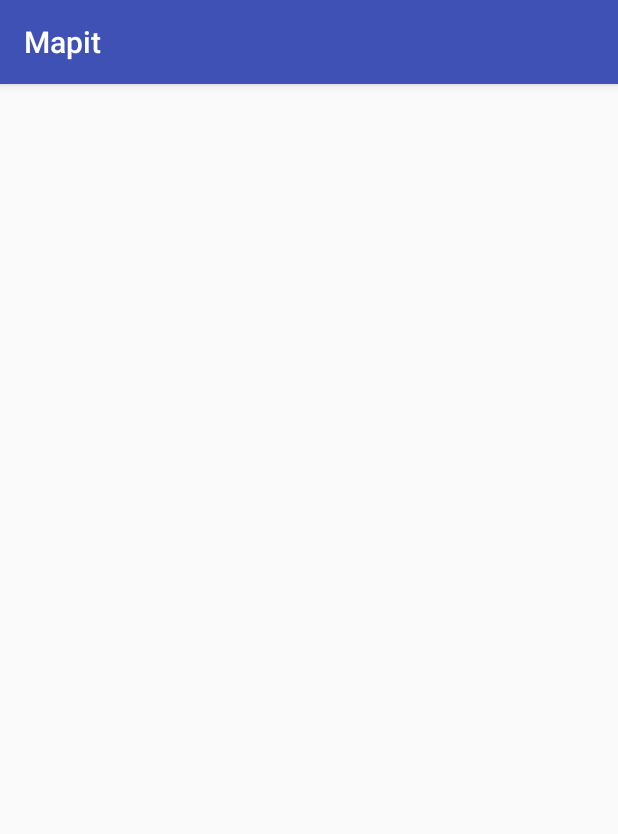
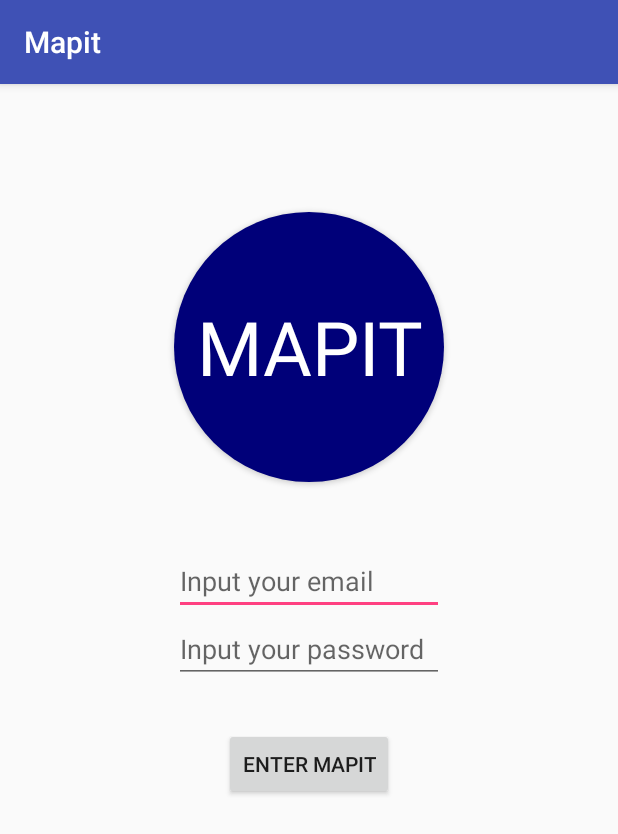
Before and after one commit to ericl0118/Mapit-master, an Android app: the LoginActivity screen opened directly, with no data from a screen before it, on a phone screen of 412 x 824 dp. Shown: the top 834 px of the screen. Run offline under Robolectric (Android 15) with nearby library versions, the phone set to English and light mode, and no system bars; libraries missing offline, so code that uses them is left out: com.firebase.client; 1 statement that could not run was skipped.

Commit message:
add logout in the drawer menu fixed login

```diff
--- a/app/src/main/java/com/example/chagnoda/mapit/LoginActivity.java
+++ b/app/src/main/java/com/example/chagnoda/mapit/LoginActivity.java
@@ -1,23 +1,86 @@
 package com.example.chagnoda.mapit;
 
+import android.content.Intent;
+import android.database.Cursor;
+import android.graphics.Bitmap;
+import android.graphics.BitmapFactory;
+import android.media.Image;
+import android.net.Uri;
 import android.os.Bundle;
+import android.provider.MediaStore;
 import android.support.v7.app.AppCompatActivity;
+import android.view.View;
+import android.widget.Button;
+import android.widget.ImageButton;
+import android.widget.TextView;
+import android.widget.Toast;
+
+import com.firebase.client.AuthData;
+import com.firebase.client.Firebase;
+import com.firebase.client.FirebaseError;
+
+import org.w3c.dom.Text;
 
 import com.firebase.client.DataSnapshot;
 import com.firebase.client.Firebase;
 
+import java.util.HashMap;
+import java.util.Map;
+
 /**
  * Created by chengli on 2016-03-21.
  */
-public class LoginActivity extends AppCompatActivity {
-    Firebase ref;
+public class LoginActivity extends AppCompatActivity implements View.OnClickListener{
+
     DataSnapshot snapshot;
+    Button enterMapit;
+    TextView username_view, password_view;
 
     @Override
     protected void onCreate(Bundle savedInstanceState) {
+
         super.onCreate(savedInstanceState);
+        Firebase.setAndroidContext(this);
         setContentView(R.layout.activity_login);
-        ref = new Firebase("https://sizzling-inferno-6141.firebaseio.com/Mapit/Profiles");
-        //snapshot = new DataSnapshot(ref,)
+        enterMapit = (Button)findViewById(R.id.loginbutton);
+        enterMapit.setOnClickListener(this);
     }
+
+//    public void authDataCallback(AuthData authdata) {
+//        if (authdata.getAuth()!=null) {
+//            Toast.makeText(getApplicationContext(), authdata.getUid(), Toast.LENGTH_SHORT).show();
+//        } else {
+//            Toast.makeText(getApplicationContext(), "User is logged out", Toast.LENGTH_SHORT).show();
+//        }
+//    }
+
+    @Override
+    public void onClick(View v) {
+
+        username_view = (TextView)findViewById(R.id.loginname);
+        final String username = username_view.getText().toString();
+        password_view = (TextView)findViewById(R.id.loginpassword);
+        final String password = password_view.getText().toString();
+
+        final Firebase ref= new Firebase("https://sizzling-inferno-6141.firebaseio.com/Mapit");
+
+        ref.authWithPassword(username, password,
+                new Firebase.AuthResultHandler() {
+                    @Override
+
+                    public void onAuthenticated(AuthData authData) {
+                        Toast.makeText(getApplicationContext(), "You have logged in ", Toast.LENGTH_SHORT).show();
+                        startActivity(new Intent("com.example.chagnoda.mapit.MainActivity"));
+                    }
+
+                    @Override
+                    public void onAuthenticationError(FirebaseError error) {
+                        Toast.makeText(getApplicationContext(), "Login error , verifier your email and/or password ", Toast.LENGTH_SHORT).show();
+                        startActivity(new Intent("com.example.chagnoda.mapit.LoginActivity"));
+                    }
+                });
+        // a implementer, ajouter le profil a firebase
+
+    }
+
 }
--- a/app/src/main/java/com/example/chagnoda/mapit/MainActivity.java
+++ b/app/src/main/java/com/example/chagnoda/mapit/MainActivity.java
@@ -104,6 +104,12 @@ public class MainActivity extends AppCompatActivity implements  NavigationView.O
         } else if (id == R.id.nav_parametre) {
             startActivity(new Intent("com.example.chagnoda.mapit.SettingActivity"));
         }
+          else if (id == R.id.nav_logout){
+            final Firebase ref= new Firebase("https://sizzling-inferno-6141.firebaseio.com/Mapit");
+            ref.unauth();
+            Toast.makeText(getApplicationContext(), "You have logged out ", Toast.LENGTH_SHORT).show();
+            startActivity(new Intent("com.example.chagnoda.mapit.LoginActivity"));
+        }
 
         DrawerLayout drawer = (DrawerLayout) findViewById(R.id.drawer_layout);
         drawer.closeDrawer(GravityCompat.START);
--- a/app/src/main/java/com/example/chagnoda/mapit/NotConnectedActivity.java
+++ b/app/src/main/java/com/example/chagnoda/mapit/NotConnectedActivity.java
@@ -28,6 +28,8 @@ public class NotConnectedActivity extends AppCompatActivity implements View.OnCl
     }
 
 
+
+
     @Override
     public void onClick(View v) {
         switch(v.getId()){
--- a/app/src/main/java/com/example/chagnoda/mapit/SuscribeActivity.java
+++ b/app/src/main/java/com/example/chagnoda/mapit/SuscribeActivity.java
@@ -186,7 +186,7 @@ public class SuscribeActivity extends AppCompatActivity implements View.OnClickL
         */
 
         // startLoginActivity au lieu de Main.
-        startActivity(new Intent("com.example.chagnoda.mapit.MainActivity"));
+        startActivity(new Intent("com.example.chagnoda.mapit.LoginActivity"));
 
     }
 
--- a/app/src/main/res/layout/activity_login.xml
+++ b/app/src/main/res/layout/activity_login.xml
@@ -1,7 +1,57 @@
 <?xml version="1.0" encoding="utf-8"?>
-<LinearLayout xmlns:android="http://schemas.android.com/apk/res/android"
+<RelativeLayout xmlns:android="http://schemas.android.com/apk/res/android"
     android:layout_width="match_parent"
     android:layout_height="match_parent">
 
+    <Button
+        android:id="@+id/mapitbutton"
+        android:layout_width="180dp"
+        android:layout_height="180dp"
+        android:text="Mapit"
+        android:background="@drawable/mapit_button"
+        android:layout_marginLeft="0dp"
+        android:textColor="#ffffff"
+        android:textSize="50dp"
+        android:textStyle="normal"
+        android:layout_alignParentTop="true"
+        android:layout_centerHorizontal="true"
+        android:layout_marginTop="85dp"
+        style="@style/Base.TextAppearance.AppCompat.Caption" />
 
-</LinearLayout>
+    <EditText
+        android:layout_width="wrap_content"
+        android:layout_height="wrap_content"
+        android:inputType="textPersonName"
+        android:hint="Input your email"
+        android:ems="10"
+        android:id="@+id/loginname"
+        android:textColor="#bab9b9"
+        android:textIsSelectable="false"
+        android:layout_below="@+id/mapitbutton"
+        android:layout_marginTop="43dp"
+        android:layout_alignEnd="@+id/mapitbutton"
+        android:layout_alignStart="@+id/loginpassword" />
+
+    <EditText
+        android:layout_width="wrap_content"
+        android:layout_height="wrap_content"
+        android:inputType="textPassword"
+        android:hint="Input your password"
+        android:ems="10"
+        android:id="@+id/loginpassword"
+        android:textColor="#bab9b9"
+        android:textIsSelectable="false"
+        android:layout_below="@+id/loginname"
+        android:layout_alignStart="@+id/mapitbutton"
+        android:layout_alignEnd="@+id/mapitbutton" />
+
+    <Button
+        android:layout_width="wrap_content"
+        android:layout_height="wrap_content"
+        android:text="Enter Mapit"
+        android:id="@+id/loginbutton"
+        android:singleLine="true"
+        android:layout_below="@+id/loginpassword"
+        android:layout_marginTop="30dp"
+        android:layout_centerHorizontal="true" />
+</RelativeLayout>
--- a/app/src/main/res/menu/activity_main_drawer.xml
+++ b/app/src/main/res/menu/activity_main_drawer.xml
@@ -18,6 +18,10 @@
             android:id="@+id/nav_parametre"
             android:icon="@drawable/ic_menu_manage"
             android:title="settings" />
+        <item
+            android:id="@+id/nav_logout"
+            android:icon="@drawable/common_google_signin_btn_icon_dark_normal"
+            android:title="logout"/>
     </group>
 
 </menu>
```
Also changed, not shown: app/src/main/java/com/example/chagnoda/mapit/Groupe.java (+3 -4 lines), app/src/main/res/xml/pref_data_sync.xml (deleted, +0 -21 lines).
